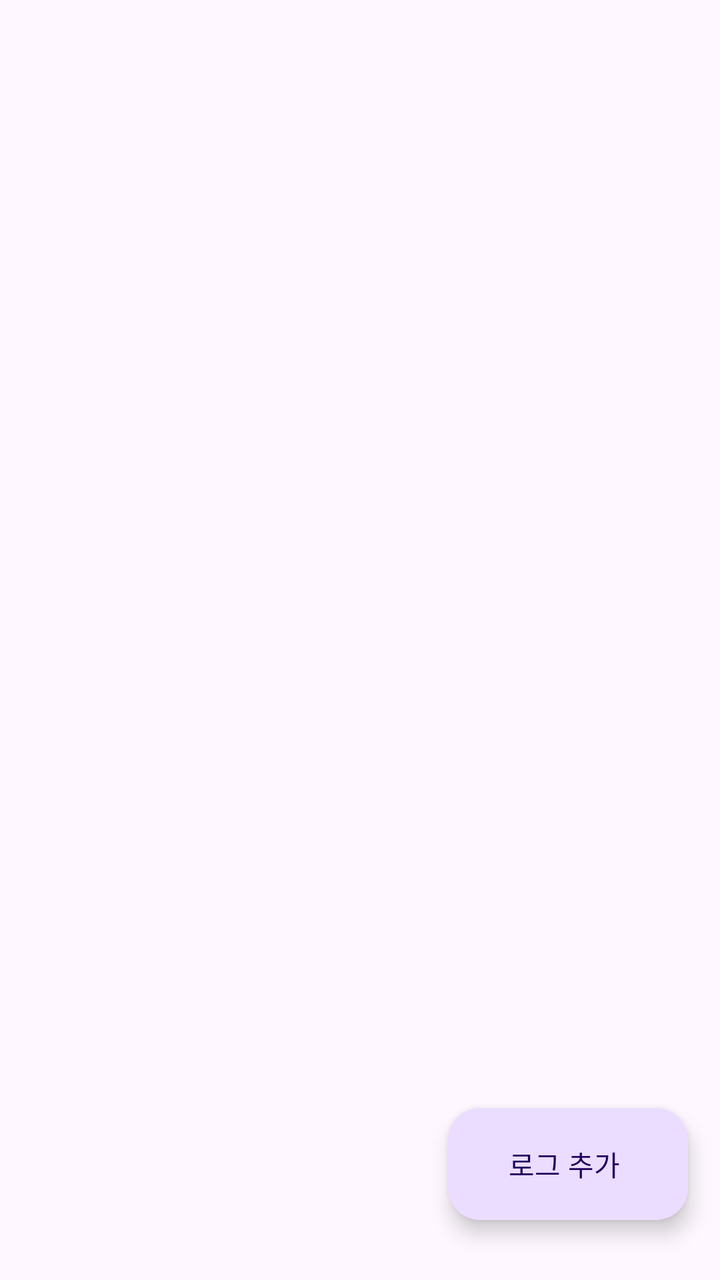
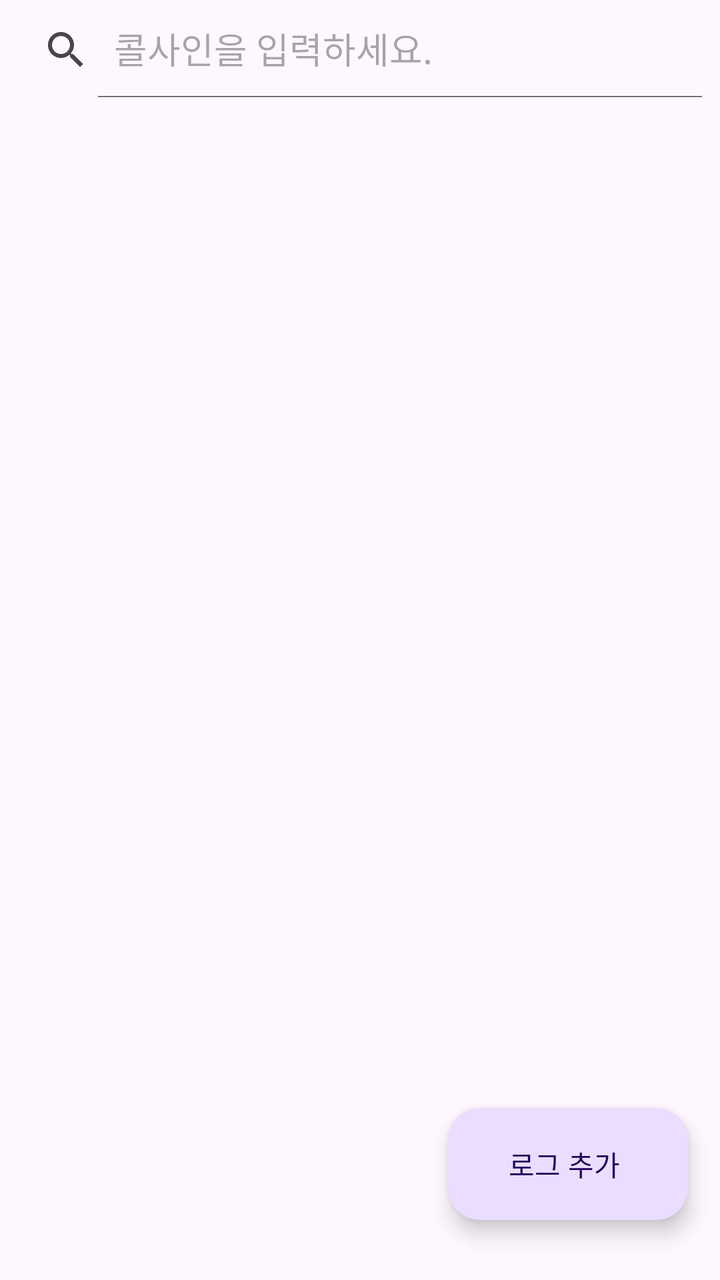

The first picture is an Android layout as it rendered before a commit; the second is the same layout after the commit. The layout source and the unified diff follow.
<!-- AndroidManifest.xml: application theme Theme.HamApp -->
<!-- res/layout/activity_main.xml -->
<?xml version="1.0" encoding="utf-8"?>
<androidx.constraintlayout.widget.ConstraintLayout xmlns:android="http://schemas.android.com/apk/res/android"
    xmlns:app="http://schemas.android.com/apk/res-auto"
    xmlns:tools="http://schemas.android.com/tools"
    android:id="@+id/main"
    android:layout_width="match_parent"
    android:layout_height="match_parent"
    tools:context=".MainActivity">

    <LinearLayout
        android:layout_width="0dp"
        android:layout_height="0dp"
        android:layout_marginStart="1dp"
        android:layout_marginTop="1dp"
        android:layout_marginEnd="1dp"
        android:layout_marginBottom="1dp"
        android:orientation="vertical"
        app:layout_constraintBottom_toBottomOf="parent"
        app:layout_constraintEnd_toEndOf="parent"
        app:layout_constraintStart_toStartOf="parent"
        app:layout_constraintTop_toTopOf="parent">

        <androidx.recyclerview.widget.RecyclerView
            android:id="@+id/rvContactLog"
            android:layout_width="match_parent"
            android:layout_height="match_parent" />

    </LinearLayout>

    <com.google.android.material.floatingactionbutton.ExtendedFloatingActionButton
        android:id="@+id/btnAddLog"
        android:layout_width="wrap_content"
        android:layout_height="wrap_content"
        android:text="로그 추가"
        android:layout_marginBottom="30dp"
        android:layout_marginEnd="16dp"
        android:gravity="center"
        app:layout_constraintBottom_toBottomOf="parent"
        app:layout_constraintEnd_toEndOf="parent" />
</androidx.constraintlayout.widget.ConstraintLayout>
<!-- resources referenced by this layout -->
<resources>
  <style name="Theme.HamApp" parent="Base.Theme.HamApp" />
  <style name="Base.Theme.HamApp" parent="Theme.Material3.DayNight.NoActionBar">
          
          
      </style>
</resources>

<!-- the commit's change to res/layout/activity_main.xml (unified diff, before → after) -->
@@ -20,6 +20,13 @@
         app:layout_constraintStart_toStartOf="parent"
         app:layout_constraintTop_toTopOf="parent">
 
+        <androidx.appcompat.widget.SearchView
+            android:id="@+id/wgtSearch"
+            android:layout_width="match_parent"
+            android:layout_height="wrap_content"
+            app:iconifiedByDefault="false"
+            app:queryHint="콜사인을 입력하세요."/>
+
         <androidx.recyclerview.widget.RecyclerView
             android:id="@+id/rvContactLog"
             android:layout_width="match_parent"
